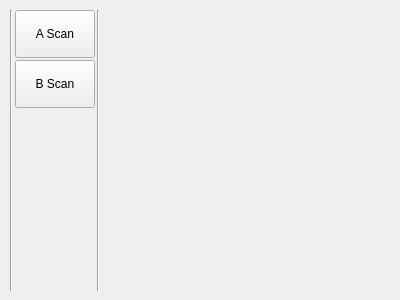
Old version of the form ui/optionswidget.ui in the repository dmitry64/av20.
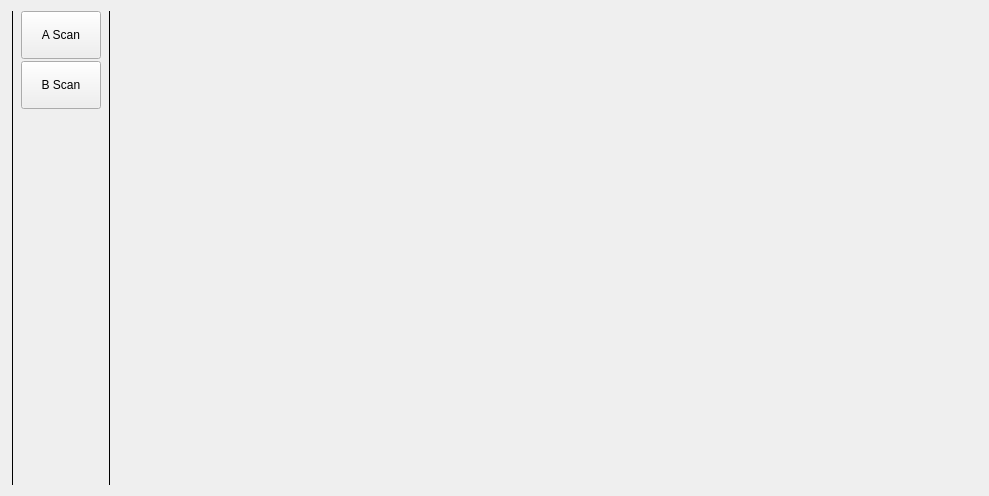
New version of the form.

What changed in the file:
```diff
--- a/ui/optionswidget.ui
+++ b/ui/optionswidget.ui
@@ -6,8 +6,8 @@
    <rect>
     <x>0</x>
     <y>0</y>
-    <width>400</width>
-    <height>300</height>
+    <width>989</width>
+    <height>496</height>
    </rect>
   </property>
   <property name="sizePolicy">
@@ -22,15 +22,8 @@
   <property name="autoFillBackground">
    <bool>true</bool>
   </property>
-  <widget class="QWidget" name="horizontalLayoutWidget">
-   <property name="geometry">
-    <rect>
-     <x>10</x>
-     <y>10</y>
-     <width>381</width>
-     <height>281</height>
-    </rect>
-   </property>
+  <layout class="QVBoxLayout" name="verticalLayout_2">
+   <item>
    <layout class="QHBoxLayout" name="horizontalLayout">
     <property name="spacing">
      <number>2</number>
@@ -38,11 +31,14 @@
     <item>
      <widget class="Line" name="line">
       <property name="sizePolicy">
-       <sizepolicy hsizetype="Fixed" vsizetype="Expanding">
+        <sizepolicy hsizetype="Preferred" vsizetype="Expanding">
         <horstretch>0</horstretch>
         <verstretch>0</verstretch>
        </sizepolicy>
       </property>
+       <property name="frameShadow">
+        <enum>QFrame::Plain</enum>
+       </property>
       <property name="orientation">
        <enum>Qt::Vertical</enum>
       </property>
@@ -54,7 +50,10 @@
        <number>2</number>
       </property>
       <property name="leftMargin">
-       <number>0</number>
+        <number>5</number>
+       </property>
+       <property name="rightMargin">
+        <number>5</number>
       </property>
       <item>
        <widget class="QPushButton" name="pushButton">
@@ -100,11 +99,14 @@
     <item>
      <widget class="Line" name="line_2">
       <property name="sizePolicy">
-       <sizepolicy hsizetype="Fixed" vsizetype="Expanding">
+        <sizepolicy hsizetype="Preferred" vsizetype="Expanding">
         <horstretch>0</horstretch>
         <verstretch>0</verstretch>
        </sizepolicy>
       </property>
+       <property name="frameShadow">
+        <enum>QFrame::Plain</enum>
+       </property>
       <property name="orientation">
        <enum>Qt::Vertical</enum>
       </property>
@@ -112,12 +114,19 @@
     </item>
     <item>
      <widget class="QStackedWidget" name="stackedWidget">
+       <property name="sizePolicy">
+        <sizepolicy hsizetype="Expanding" vsizetype="Expanding">
+         <horstretch>0</horstretch>
+         <verstretch>0</verstretch>
+        </sizepolicy>
+       </property>
       <widget class="QWidget" name="page"/>
       <widget class="QWidget" name="page_2"/>
      </widget>
     </item>
    </layout>
-  </widget>
+   </item>
+  </layout>
  </widget>
  <resources/>
  <connections/>
```
Lines whose indentation alone changed are shown as unchanged.
